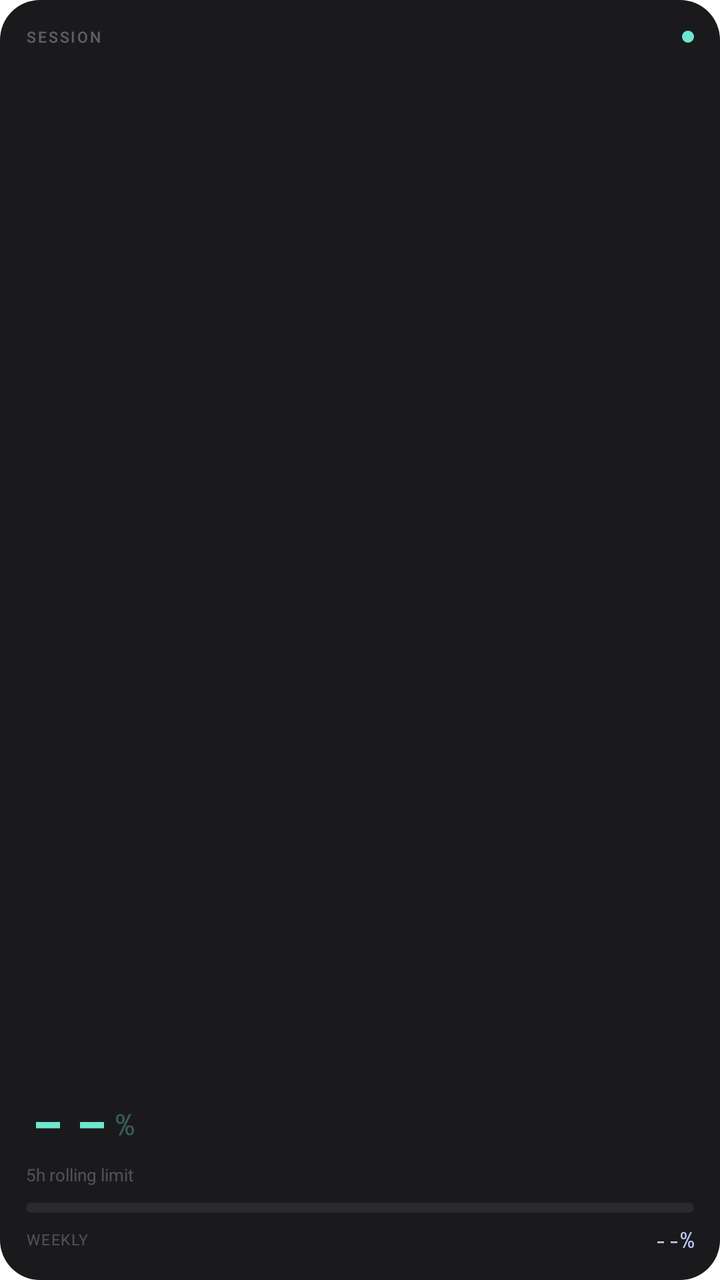
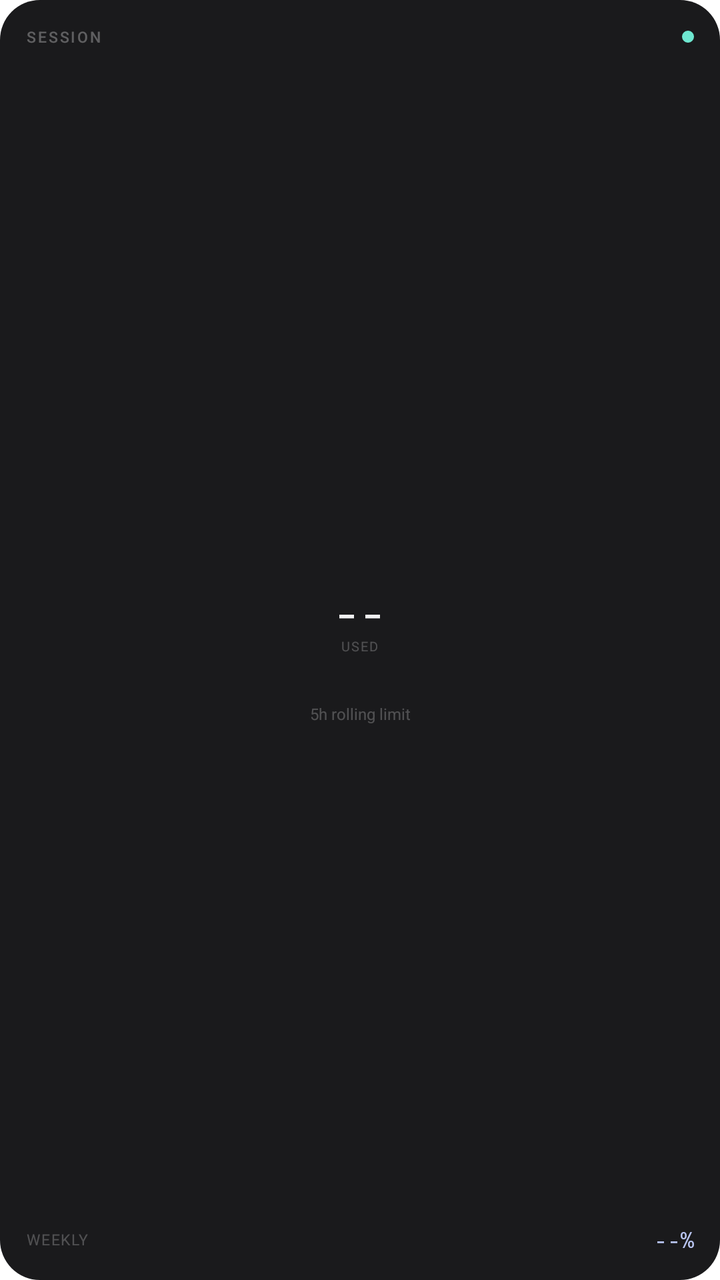

Before-and-after screenshots of an Android layout around one commit, followed by the original layout XML and the change that was made.
<!-- AndroidManifest.xml: fallback theme Theme.MaterialComponents.DayNight.NoActionBar -->
<!-- res/layout/widget_small.xml -->
<?xml version="1.0" encoding="utf-8"?>
<LinearLayout xmlns:android="http://schemas.android.com/apk/res/android"
    android:layout_width="match_parent"
    android:layout_height="match_parent"
    android:orientation="vertical"
    android:background="@drawable/widget_bg"
    android:padding="13dp">

    
    <LinearLayout
        android:layout_width="match_parent"
        android:layout_height="wrap_content"
        android:orientation="horizontal"
        android:gravity="center_vertical">

        <TextView
            android:layout_width="0dp"
            android:layout_height="wrap_content"
            android:layout_weight="1"
            android:text="SESSION"
            android:textColor="#52F2F2F3"
            android:textSize="7.5sp"
            android:letterSpacing="0.12"
            android:fontFamily="sans-serif-medium" />

        <ImageView
            android:id="@+id/widget_live_dot"
            android:layout_width="6dp"
            android:layout_height="6dp"
            android:background="@drawable/widget_dot_live" />

    </LinearLayout>

    <View android:layout_width="0dp" android:layout_height="0dp" android:layout_weight="1" />

    
    <LinearLayout
        android:layout_width="wrap_content"
        android:layout_height="wrap_content"
        android:orientation="horizontal"
        android:gravity="bottom">

        <TextView
            android:id="@+id/widget_session_pct"
            android:layout_width="wrap_content"
            android:layout_height="wrap_content"
            android:text="--"
            android:textColor="#6EE7D0"
            android:textSize="38sp"
            android:fontFamily="monospace"
            android:letterSpacing="-0.02" />

        <TextView
            android:layout_width="wrap_content"
            android:layout_height="wrap_content"
            android:text="%"
            android:textColor="#526EE7D0"
            android:textSize="15sp"
            android:fontFamily="monospace"
            android:layout_marginStart="1dp"
            android:layout_marginBottom="5dp" />

    </LinearLayout>

    <TextView
        android:layout_width="wrap_content"
        android:layout_height="wrap_content"
        android:text="5h rolling limit"
        android:textColor="#40F2F2F3"
        android:textSize="8.5sp"
        android:layout_marginTop="-2dp" />

    
    <ProgressBar
        android:id="@+id/widget_session_bar_teal"
        style="?android:attr/progressBarStyleHorizontal"
        android:layout_width="match_parent"
        android:layout_height="5dp"
        android:layout_marginTop="8dp"
        android:layout_marginBottom="6dp"
        android:progress="0"
        android:max="100"
        android:progressDrawable="@drawable/widget_progress_teal" />

    <ProgressBar
        android:id="@+id/widget_session_bar_amber"
        style="?android:attr/progressBarStyleHorizontal"
        android:layout_width="match_parent"
        android:layout_height="5dp"
        android:layout_marginTop="8dp"
        android:layout_marginBottom="6dp"
        android:progress="0"
        android:max="100"
        android:visibility="gone"
        android:progressDrawable="@drawable/widget_progress_amber" />

    <ProgressBar
        android:id="@+id/widget_session_bar_coral"
        style="?android:attr/progressBarStyleHorizontal"
        android:layout_width="match_parent"
        android:layout_height="5dp"
        android:layout_marginTop="8dp"
        android:layout_marginBottom="6dp"
        android:progress="0"
        android:max="100"
        android:visibility="gone"
        android:progressDrawable="@drawable/widget_progress_coral" />

    
    <LinearLayout
        android:layout_width="match_parent"
        android:layout_height="wrap_content"
        android:orientation="horizontal"
        android:gravity="center_vertical">

        <TextView
            android:layout_width="0dp"
            android:layout_height="wrap_content"
            android:layout_weight="1"
            android:text="WEEKLY"
            android:textColor="#40F2F2F3"
            android:textSize="7.5sp"
            android:letterSpacing="0.08" />

        <TextView
            android:id="@+id/widget_weekly_pct"
            android:layout_width="wrap_content"
            android:layout_height="wrap_content"
            android:text="--%"
            android:textColor="#B8C4F0"
            android:textSize="11sp"
            android:fontFamily="monospace" />

    </LinearLayout>

</LinearLayout>
<!-- resources referenced by this layout -->
<resources>
  <!-- drawable widget_bg (drawable) -->
  <?xml version="1.0" encoding="utf-8"?>
  <shape xmlns:android="http://schemas.android.com/apk/res/android"
      android:shape="rectangle">
      <solid android:color="#1A1A1C"/>
      <corners android:radius="20dp"/>
  </shape>
  <!-- drawable widget_dot_live (drawable) -->
  <?xml version="1.0" encoding="utf-8"?>
  <shape xmlns:android="http://schemas.android.com/apk/res/android"
      android:shape="oval">
      <solid android:color="#6EE7D0"/>
  </shape>
  <!-- drawable widget_progress_amber (drawable) -->
  <?xml version="1.0" encoding="utf-8"?>
  <layer-list xmlns:android="http://schemas.android.com/apk/res/android">
      <item android:id="@android:id/background">
          <shape android:shape="rectangle">
              <solid android:color="#2A2A2E"/>
              <corners android:radius="4dp"/>
          </shape>
      </item>
      <item android:id="@android:id/progress">
          <clip android:clipOrientation="horizontal" android:gravity="start">
              <shape android:shape="rectangle">
                  <solid android:color="#F4C77A"/>
                  <corners android:radius="4dp"/>
              </shape>
          </clip>
      </item>
  </layer-list>
  <!-- drawable widget_progress_coral (drawable) -->
  <?xml version="1.0" encoding="utf-8"?>
  <layer-list xmlns:android="http://schemas.android.com/apk/res/android">
      <item android:id="@android:id/background">
          <shape android:shape="rectangle">
              <solid android:color="#2A2A2E"/>
              <corners android:radius="4dp"/>
          </shape>
      </item>
      <item android:id="@android:id/progress">
          <clip android:clipOrientation="horizontal" android:gravity="start">
              <shape android:shape="rectangle">
                  <solid android:color="#F48A7A"/>
                  <corners android:radius="4dp"/>
              </shape>
          </clip>
      </item>
  </layer-list>
  <!-- drawable widget_progress_teal (drawable) -->
  <?xml version="1.0" encoding="utf-8"?>
  <layer-list xmlns:android="http://schemas.android.com/apk/res/android">
      <item android:id="@android:id/background">
          <shape android:shape="rectangle">
              <solid android:color="#2A2A2E"/>
              <corners android:radius="4dp"/>
          </shape>
      </item>
      <item android:id="@android:id/progress">
          <clip android:clipOrientation="horizontal" android:gravity="start">
              <shape android:shape="rectangle">
                  <solid android:color="#6EE7D0"/>
                  <corners android:radius="4dp"/>
              </shape>
          </clip>
      </item>
  </layer-list>
</resources>

<!-- the commit's change to res/layout/widget_small.xml (unified diff, before → after) -->
@@ -31,80 +31,68 @@
 
     </LinearLayout>
 
-    <View android:layout_width="0dp" android:layout_height="0dp" android:layout_weight="1" />
+    
+    <TextView
+        android:layout_width="0dp"
+        android:layout_height="0dp"
+        android:layout_weight="1" />
 
     
-    <LinearLayout
-        android:layout_width="wrap_content"
+    <FrameLayout
+        android:layout_width="match_parent"
         android:layout_height="wrap_content"
-        android:orientation="horizontal"
-        android:gravity="bottom">
+        android:layout_gravity="center_horizontal">
 
-        <TextView
-            android:id="@+id/widget_session_pct"
-            android:layout_width="wrap_content"
-            android:layout_height="wrap_content"
-            android:text="--"
-            android:textColor="#6EE7D0"
-            android:textSize="38sp"
-            android:fontFamily="monospace"
-            android:letterSpacing="-0.02" />
+        <ImageView
+            android:id="@+id/widget_session_ring"
+            android:layout_width="72dp"
+            android:layout_height="72dp"
+            android:layout_gravity="center_horizontal" />
 
-        <TextView
-            android:layout_width="wrap_content"
-            android:layout_height="wrap_content"
-            android:text="%"
-            android:textColor="#526EE7D0"
-            android:textSize="15sp"
-            android:fontFamily="monospace"
-            android:layout_marginStart="1dp"
-            android:layout_marginBottom="5dp" />
+        <LinearLayout
+            android:layout_width="72dp"
+            android:layout_height="72dp"
+            android:layout_gravity="center_horizontal"
+            android:orientation="vertical"
+            android:gravity="center">
 
-    </LinearLayout>
+            <TextView
+                android:id="@+id/widget_session_pct"
+                android:layout_width="wrap_content"
+                android:layout_height="wrap_content"
+                android:text="--"
+                android:textColor="#F2F2F3"
+                android:textSize="22sp"
+                android:fontFamily="monospace"
+                android:letterSpacing="-0.02" />
+
+            <TextView
+                android:layout_width="wrap_content"
+                android:layout_height="wrap_content"
+                android:text="USED"
+                android:textColor="#40F2F2F3"
+                android:textSize="6.5sp"
+                android:letterSpacing="0.1"
+                android:layout_marginTop="-2dp" />
+
+        </LinearLayout>
+
+    </FrameLayout>
 
     <TextView
-        android:layout_width="wrap_content"
+        android:layout_width="match_parent"
         android:layout_height="wrap_content"
         android:text="5h rolling limit"
         android:textColor="#40F2F2F3"
-        android:textSize="8.5sp"
-        android:layout_marginTop="-2dp" />
+        android:textSize="8sp"
+        android:gravity="center"
+        android:layout_marginTop="6dp" />
 
     
-    <ProgressBar
-        android:id="@+id/widget_session_bar_teal"
-        style="?android:attr/progressBarStyleHorizontal"
-        android:layout_width="match_parent"
-        android:layout_height="5dp"
-        android:layout_marginTop="8dp"
-        android:layout_marginBottom="6dp"
-        android:progress="0"
-        android:max="100"
-        android:progressDrawable="@drawable/widget_progress_teal" />
-
-    <ProgressBar
-        android:id="@+id/widget_session_bar_amber"
-        style="?android:attr/progressBarStyleHorizontal"
-        android:layout_width="match_parent"
-        android:layout_height="5dp"
-        android:layout_marginTop="8dp"
-        android:layout_marginBottom="6dp"
-        android:progress="0"
-        android:max="100"
-        android:visibility="gone"
-        android:progressDrawable="@drawable/widget_progress_amber" />
-
-    <ProgressBar
-        android:id="@+id/widget_session_bar_coral"
-        style="?android:attr/progressBarStyleHorizontal"
-        android:layout_width="match_parent"
-        android:layout_height="5dp"
-        android:layout_marginTop="8dp"
-        android:layout_marginBottom="6dp"
-        android:progress="0"
-        android:max="100"
-        android:visibility="gone"
-        android:progressDrawable="@drawable/widget_progress_coral" />
+    <TextView
+        android:layout_width="0dp"
+        android:layout_height="0dp"
+        android:layout_weight="1" />
 
     
     <LinearLayout
<!-- resource entries referenced after the edit -->
@@ -13,59 +13,5 @@
       android:shape="oval">
       <solid android:color="#6EE7D0"/>
   </shape>
-  <!-- drawable widget_progress_amber (drawable) -->
-  <?xml version="1.0" encoding="utf-8"?>
-  <layer-list xmlns:android="http://schemas.android.com/apk/res/android">
-      <item android:id="@android:id/background">
-          <shape android:shape="rectangle">
-              <solid android:color="#2A2A2E"/>
-              <corners android:radius="4dp"/>
-          </shape>
-      </item>
-      <item android:id="@android:id/progress">
-          <clip android:clipOrientation="horizontal" android:gravity="start">
-              <shape android:shape="rectangle">
-                  <solid android:color="#F4C77A"/>
-                  <corners android:radius="4dp"/>
-              </shape>
-          </clip>
-      </item>
-  </layer-list>
-  <!-- drawable widget_progress_coral (drawable) -->
-  <?xml version="1.0" encoding="utf-8"?>
-  <layer-list xmlns:android="http://schemas.android.com/apk/res/android">
-      <item android:id="@android:id/background">
-          <shape android:shape="rectangle">
-              <solid android:color="#2A2A2E"/>
-              <corners android:radius="4dp"/>
-          </shape>
-      </item>
-      <item android:id="@android:id/progress">
-          <clip android:clipOrientation="horizontal" android:gravity="start">
-              <shape android:shape="rectangle">
-                  <solid android:color="#F48A7A"/>
-                  <corners android:radius="4dp"/>
-              </shape>
-          </clip>
-      </item>
-  </layer-list>
-  <!-- drawable widget_progress_teal (drawable) -->
-  <?xml version="1.0" encoding="utf-8"?>
-  <layer-list xmlns:android="http://schemas.android.com/apk/res/android">
-      <item android:id="@android:id/background">
-          <shape android:shape="rectangle">
-              <solid android:color="#2A2A2E"/>
-              <corners android:radius="4dp"/>
-          </shape>
-      </item>
-      <item android:id="@android:id/progress">
-          <clip android:clipOrientation="horizontal" android:gravity="start">
-              <shape android:shape="rectangle">
-                  <solid android:color="#6EE7D0"/>
-                  <corners android:radius="4dp"/>
-              </shape>
-          </clip>
-      </item>
-  </layer-list>
 </resources>
 
